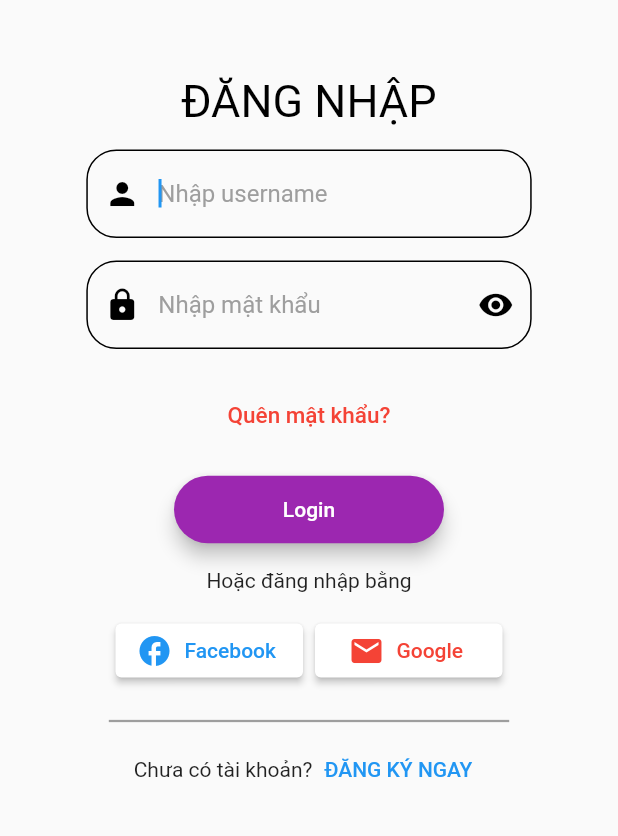
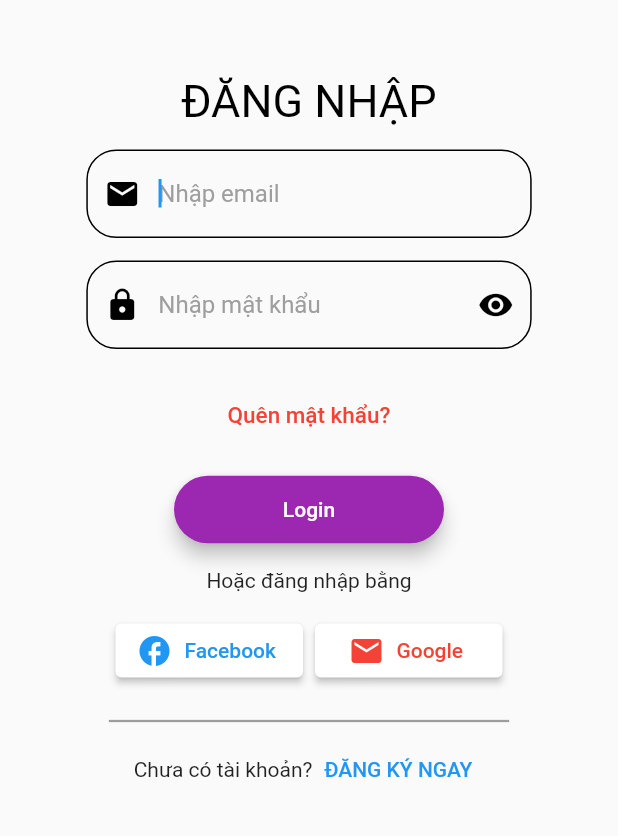
Before and after one commit to MinhQuang612/Nhom_Tinh_He, a Flutter app: the screen it shows after launch, after a tap on "Sign in", on a phone screen of 412 x 824 dp, the part 380-1216 px from its top. Run offline on Flutter 3.47's test engine with Material 2 defaults, Android fonts, the light colour scheme and no system bars; missing offline and left inert: dart:html.

Commit message:
sửa hintText đăng nhập

```diff
--- a/lib/layout/dang_nhap.dart
+++ b/lib/layout/dang_nhap.dart
@@ -107,8 +107,8 @@ class _signinState extends State<signin> {
                               ),
                               border: OutlineInputBorder(),
                               prefixIcon:
-                                  Icon(Icons.person, color: Colors.black),
-                              hintText: 'Nhập username',
+                                  Icon(Icons.email, color: Colors.black),
+                              hintText: 'Nhập email',
                               hintStyle: TextStyle(color: Colors.grey)),
                         ),
                         SizedBox(
--- a/lib/layout/man_hinh_dau_tien.dart
+++ b/lib/layout/man_hinh_dau_tien.dart
@@ -1,5 +1,4 @@
-import 'package:flutter/src/widgets/container.dart';
-import 'package:flutter/src/widgets/framework.dart';
+
 import 'package:flutter/material.dart';
 import 'package:nhom_tinh_he/layout/dang_ky.dart';
 import 'package:nhom_tinh_he/layout/dang_nhap.dart';
```
